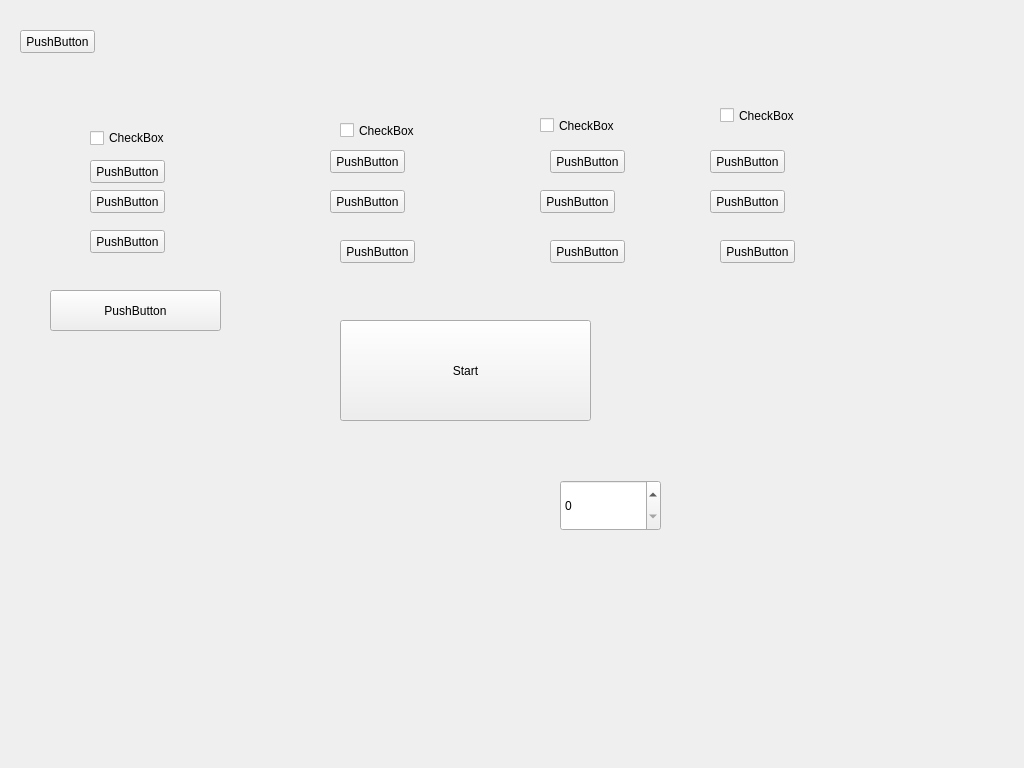
Before: the Qt Designer form gamepreparationinterface.ui in ftygu/AdvancedLanguageProgramming2-2, drawn with Qt 5.
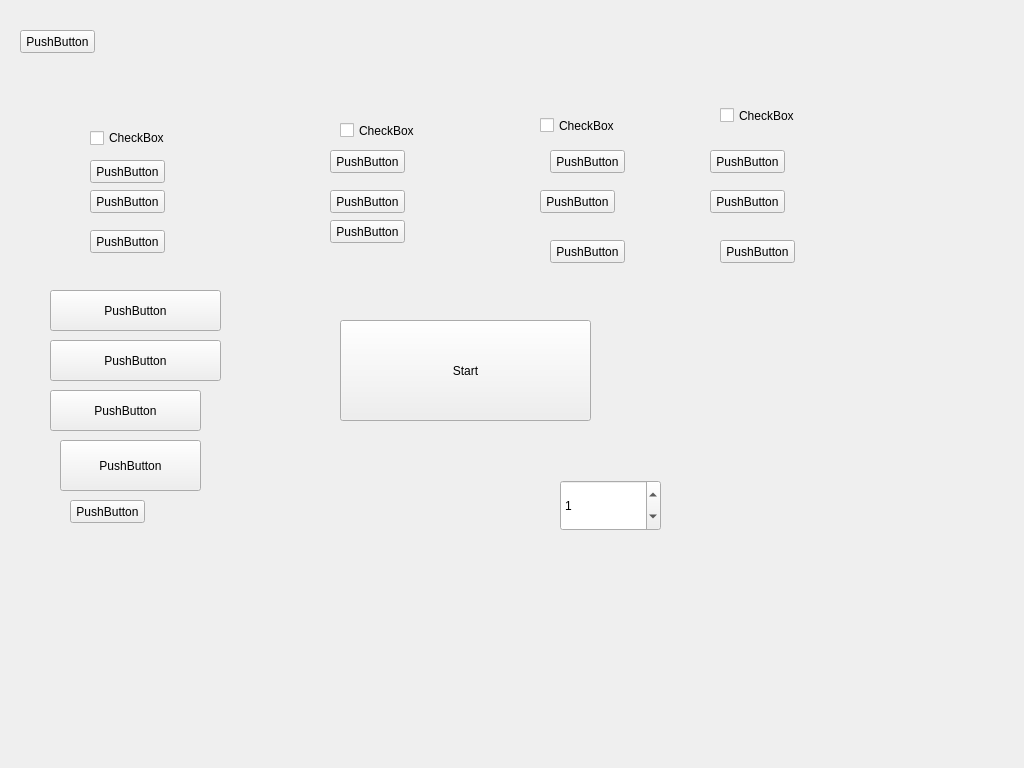
After: the same form once the commit is applied.

```diff
--- a/gamepreparationinterface.ui
+++ b/gamepreparationinterface.ui
@@ -217,6 +217,9 @@
      <height>51</height>
     </rect>
    </property>
+   <property name="value">
+    <number>1</number>
+   </property>
   </widget>
   <widget class="QPushButton" name="pushButton_12">
    <property name="geometry">
@@ -234,8 +237,8 @@
   <widget class="QPushButton" name="pushButton_13">
    <property name="geometry">
     <rect>
-     <x>340</x>
-     <y>240</y>
+     <x>330</x>
+     <y>220</y>
      <width>75</width>
      <height>23</height>
     </rect>
@@ -270,6 +273,58 @@
     <string>PushButton</string>
    </property>
   </widget>
+  <widget class="QPushButton" name="pushButton_16">
+   <property name="geometry">
+    <rect>
+     <x>50</x>
+     <y>340</y>
+     <width>171</width>
+     <height>41</height>
+    </rect>
+   </property>
+   <property name="text">
+    <string>PushButton</string>
+   </property>
+  </widget>
+  <widget class="QPushButton" name="pushButton_17">
+   <property name="geometry">
+    <rect>
+     <x>50</x>
+     <y>390</y>
+     <width>151</width>
+     <height>41</height>
+    </rect>
+   </property>
+   <property name="text">
+    <string>PushButton</string>
+   </property>
+  </widget>
+  <widget class="QPushButton" name="pushButton_18">
+   <property name="geometry">
+    <rect>
+     <x>60</x>
+     <y>440</y>
+     <width>141</width>
+     <height>51</height>
+    </rect>
+   </property>
+   <property name="text">
+    <string>PushButton</string>
+   </property>
+  </widget>
+  <widget class="QPushButton" name="pushButton_19">
+   <property name="geometry">
+    <rect>
+     <x>70</x>
+     <y>500</y>
+     <width>75</width>
+     <height>23</height>
+    </rect>
+   </property>
+   <property name="text">
+    <string>PushButton</string>
+   </property>
+  </widget>
  </widget>
  <resources/>
  <connections/>
```
